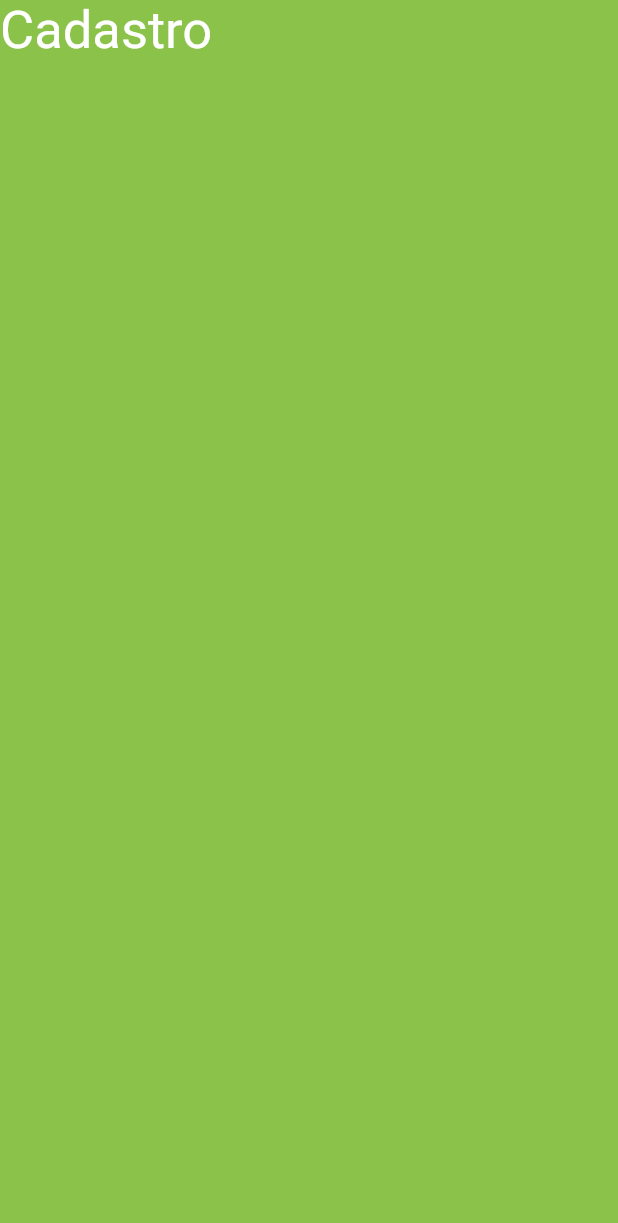
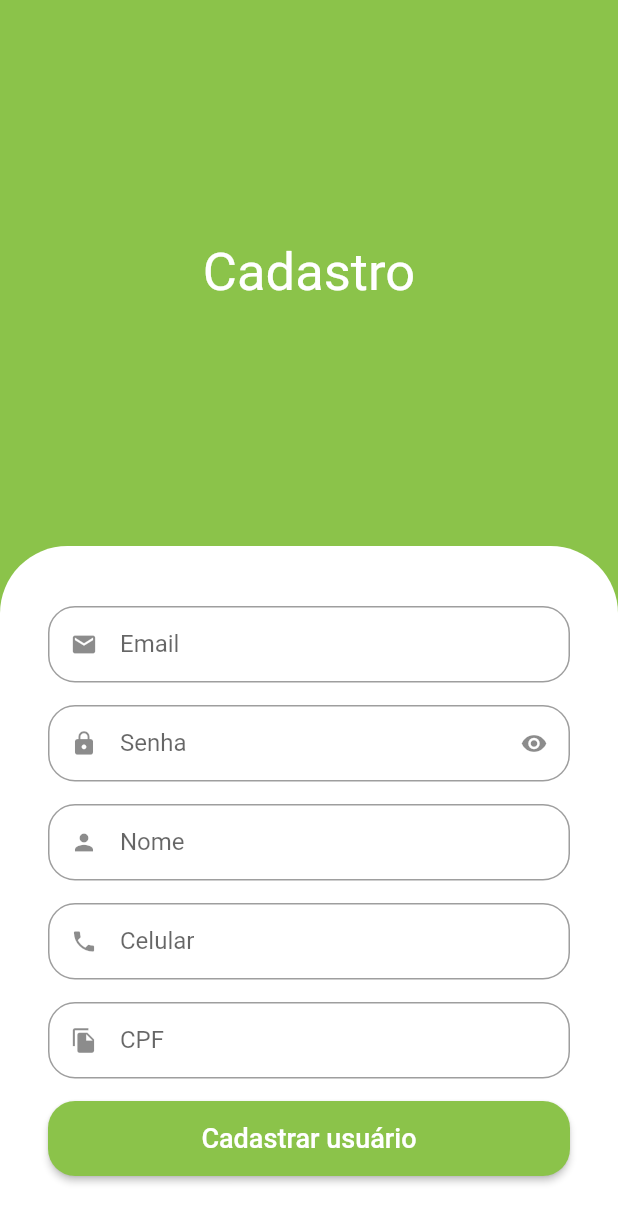
Before and after one commit to Anderson-Andre-P/GreenGrocer, a Flutter app: the SignUpScreen screen opened directly, on a phone screen of 412 x 824 dp. Shown: the top 1223 px of the screen. Run offline on Flutter 3.47's test engine with Material 2 defaults, Android fonts, the phone set to English and light mode, and no system bars; our stand-ins replace animated_text_kit.

Commit message:
feat: UI sign up page

```diff
--- a/lib/src/auth/sign_up_screen.dart
+++ b/lib/src/auth/sign_up_screen.dart
@@ -1,4 +1,5 @@
 import 'package:flutter/material.dart';
+import 'package:green_grocer/src/auth/components/custom_text_field.dart';
 import 'package:green_grocer/src/config/custom_colors.dart';
 
 class SignUpScreen extends StatelessWidget {
@@ -6,18 +7,86 @@ class SignUpScreen extends StatelessWidget {
 
   @override
   Widget build(BuildContext context) {
+    final size = MediaQuery.of(context).size;
     return Scaffold(
       backgroundColor: CustomColors.customSwatchColor,
-      body: Column(
-        children: const [
-          Text(
+      body: SingleChildScrollView(
+        child: SizedBox(
+          height: size.height,
+          width: size.width,
+          child: Column(
+            children: [
+              const Expanded(
+                child: Center(
+                  child: Text(
                     'Cadastro',
                     style: TextStyle(
                       color: Colors.white,
                       fontSize: 35.0,
                     ),
                   ),
+                ),
+              ),
+              //Formulário
+              Container(
+                padding: const EdgeInsets.symmetric(
+                  horizontal: 32,
+                  vertical: 40,
+                ),
+                decoration: const BoxDecoration(
+                  color: Colors.white,
+                  borderRadius: BorderRadius.vertical(
+                    top: Radius.circular(45),
+                  ),
+                ),
+                child: Column(
+                  crossAxisAlignment: CrossAxisAlignment.stretch,
+                  children: [
+                    const CustomTextField(
+                      icon: Icons.email,
+                      label: 'Email',
+                    ),
+                    const CustomTextField(
+                      icon: Icons.lock,
+                      label: 'Senha',
+                      isSecret: true,
+                    ),
+                    const CustomTextField(
+                      icon: Icons.person,
+                      label: 'Nome',
+                    ),
+                    const CustomTextField(
+                      icon: Icons.phone,
+                      label: 'Celular',
+                    ),
+                    const CustomTextField(
+                      icon: Icons.file_copy,
+                      label: 'CPF',
+                    ),
+                    SizedBox(
+                      height: 50.0,
+                      child: ElevatedButton(
+                        style: ElevatedButton.styleFrom(
+                          shape: RoundedRectangleBorder(
+                            borderRadius: BorderRadius.circular(18.0),
+                          ),
+                        ),
+                        onPressed: () {},
+                        child: const Text(
+                          "Cadastrar usuário",
+                          style: TextStyle(
+                            fontSize: 18.0,
+                            color: Colors.white,
+                          ),
+                        ),
+                      ),
+                    )
                   ],
+                ),
+              ),
+            ],
+          ),
+        ),
       ),
     );
   }
```
Lines whose indentation alone changed are shown as unchanged.
